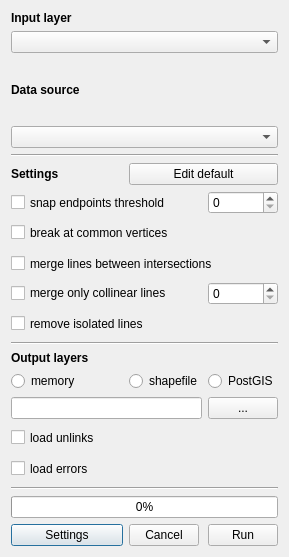
Qt form road_network_cleaner_dialog_base.ui (spacesyntax/Rcl-topology-cleaner) before a commit.
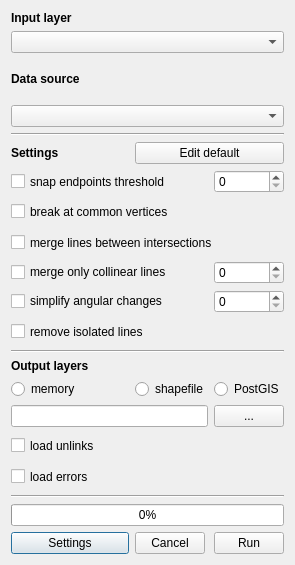
The same form after that commit.

What changed in the file:
```diff
--- a/road_network_cleaner_dialog_base.ui
+++ b/road_network_cleaner_dialog_base.ui
@@ -6,8 +6,8 @@
    <rect>
     <x>0</x>
     <y>0</y>
-    <width>289</width>
-    <height>557</height>
+    <width>295</width>
+    <height>565</height>
    </rect>
   </property>
   <property name="minimumSize">
@@ -25,6 +25,13 @@
      <property name="sizeConstraint">
       <enum>QLayout::SetMinimumSize</enum>
      </property>
+     <item row="16" column="0" colspan="2">
+      <widget class="QCheckBox" name="simplifyCheckBox">
+       <property name="text">
+        <string>simplify angular changes </string>
+       </property>
+      </widget>
+     </item>
      <item row="2" column="0" colspan="2">
       <widget class="QLabel" name="label_5">
        <property name="font">
@@ -38,14 +45,14 @@
        </property>
       </widget>
      </item>
-     <item row="38" column="0">
+     <item row="39" column="0">
       <widget class="QPushButton" name="settingsButton">
        <property name="text">
         <string>Settings</string>
        </property>
       </widget>
      </item>
-     <item row="38" column="1">
+     <item row="39" column="1">
       <widget class="QPushButton" name="cancelButton">
        <property name="sizePolicy">
         <sizepolicy hsizetype="Fixed" vsizetype="Fixed">
@@ -93,7 +100,7 @@
        </property>
       </widget>
      </item>
-     <item row="16" column="2">
+     <item row="17" column="2">
       <widget class="QLabel" name="label_3">
        <property name="text">
         <string/>
@@ -132,7 +139,7 @@
        </property>
       </widget>
      </item>
-     <item row="16" column="0" colspan="2">
+     <item row="17" column="0" colspan="2">
       <widget class="QCheckBox" name="orphansCheckBox">
        <property name="minimumSize">
         <size>
@@ -180,7 +187,7 @@
        </property>
       </widget>
      </item>
-     <item row="31" column="0" colspan="3">
+     <item row="32" column="0" colspan="3">
       <widget class="QCheckBox" name="errorsCheckBox">
        <property name="sizePolicy">
         <sizepolicy hsizetype="Minimum" vsizetype="Fixed">
@@ -199,7 +206,7 @@
        </property>
       </widget>
      </item>
-     <item row="30" column="0" colspan="3">
+     <item row="31" column="0" colspan="3">
       <widget class="QCheckBox" name="unlinksCheckBox">
        <property name="minimumSize">
         <size>
@@ -212,7 +219,7 @@
        </property>
       </widget>
      </item>
-     <item row="38" column="2">
+     <item row="39" column="2">
       <widget class="QPushButton" name="cleanButton">
        <property name="sizePolicy">
         <sizepolicy hsizetype="MinimumExpanding" vsizetype="Fixed">
@@ -250,7 +257,7 @@
        </property>
       </widget>
      </item>
-     <item row="29" column="2">
+     <item row="30" column="2">
       <widget class="QPushButton" name="browseCleaned">
        <property name="sizePolicy">
         <sizepolicy hsizetype="MinimumExpanding" vsizetype="Fixed">
@@ -269,21 +276,21 @@
        </property>
       </widget>
      </item>
-     <item row="22" column="1">
+     <item row="23" column="1">
       <widget class="QRadioButton" name="shpRadioButton">
        <property name="text">
         <string>shapefile</string>
        </property>
       </widget>
      </item>
-     <item row="18" column="0" colspan="3">
+     <item row="19" column="0" colspan="3">
       <widget class="Line" name="line">
        <property name="orientation">
         <enum>Qt::Horizontal</enum>
        </property>
       </widget>
      </item>
-     <item row="36" column="0" colspan="3">
+     <item row="37" column="0" colspan="3">
       <widget class="QProgressBar" name="cleaningProgress">
        <property name="sizePolicy">
         <sizepolicy hsizetype="MinimumExpanding" vsizetype="Fixed">
@@ -296,7 +303,7 @@
        </property>
       </widget>
      </item>
-     <item row="29" column="0" colspan="2">
+     <item row="30" column="0" colspan="2">
       <widget class="QLineEdit" name="outputCleaned">
        <property name="enabled">
         <bool>true</bool>
@@ -309,7 +316,7 @@
        </property>
       </widget>
      </item>
-     <item row="34" column="0" colspan="3">
+     <item row="35" column="0" colspan="3">
       <widget class="Line" name="line_2">
        <property name="orientation">
         <enum>Qt::Horizontal</enum>
@@ -333,21 +340,21 @@
        </property>
       </widget>
      </item>
-     <item row="22" column="0">
+     <item row="23" column="0">
       <widget class="QRadioButton" name="memoryRadioButton">
        <property name="text">
         <string>memory</string>
        </property>
       </widget>
      </item>
-     <item row="22" column="2">
+     <item row="23" column="2">
       <widget class="QRadioButton" name="postgisRadioButton">
        <property name="text">
         <string>PostGIS</string>
        </property>
       </widget>
      </item>
-     <item row="21" column="0" colspan="3">
+     <item row="22" column="0" colspan="3">
       <widget class="QLabel" name="label_4">
        <property name="sizePolicy">
         <sizepolicy hsizetype="MinimumExpanding" vsizetype="Fixed">
@@ -395,6 +402,9 @@
        </property>
       </widget>
      </item>
+     <item row="16" column="2">
+      <widget class="QSpinBox" name="angularChangeSpinBox"/>
+     </item>
     </layout>
    </item>
   </layout>
```
